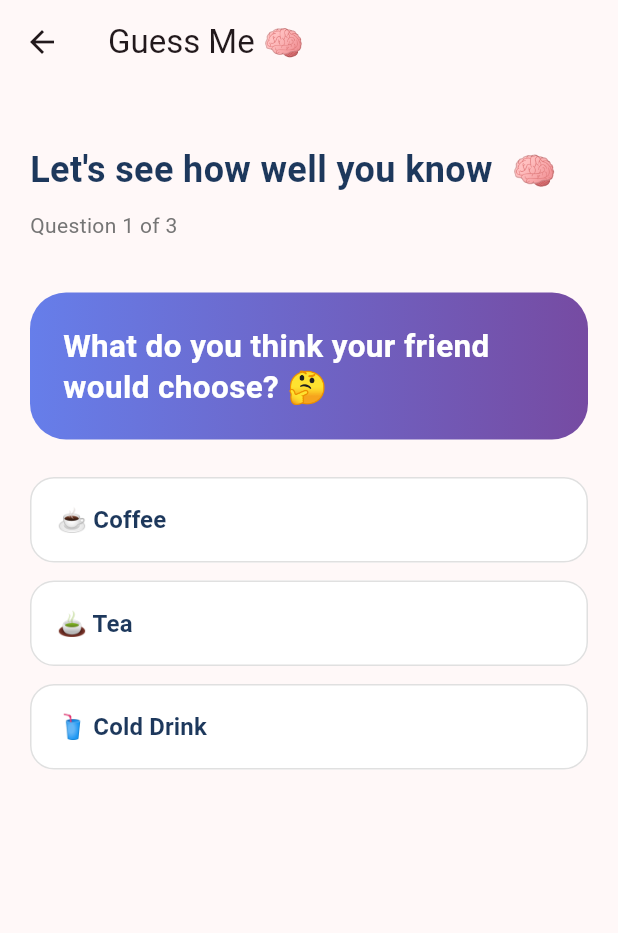
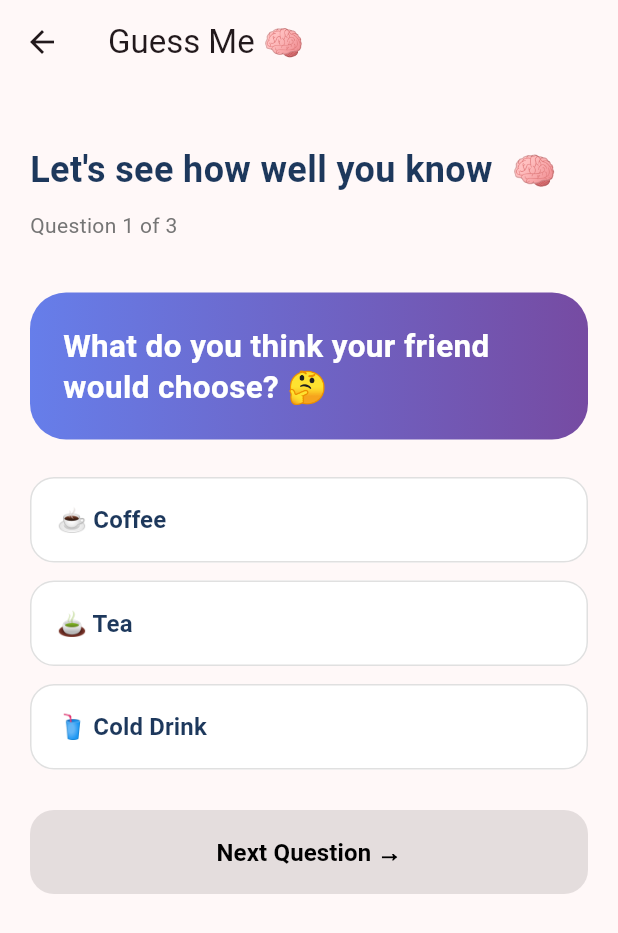
Before and after one commit to vertikaMishra/chit-chat-app, a Flutter app: the GuessMeGameScreen screen opened directly with empty values, on a phone screen of 412 x 824 dp. Shown: the top 933 px of the screen. Run offline on Flutter 3.47's test engine with Material 3 defaults, Android fonts, the phone set to English and light mode, and no system bars; our stand-ins replace cached_network_image, firebase_auth, firebase_core, firebase_database, get, google_fonts and 2 more; accounts and stored records are empty.

Commit message:
Adding new activities...

```diff
--- a/lib/modules/guess_me/guess_me_gamescreen.dart
+++ b/lib/modules/guess_me/guess_me_gamescreen.dart
@@ -2,47 +2,85 @@
 
 import 'package:flutter/material.dart';
 import '../../models/contact_item.dart';
+import 'package:firebase_auth/firebase_auth.dart';
+import 'package:firebase_database/firebase_database.dart';
 
-class GuessMeGameScreen extends StatelessWidget {
+class GuessMeGameScreen extends StatefulWidget {
   final Contact friend;
 
   const GuessMeGameScreen({super.key, required this.friend});
 
-  Widget _answerButton(String answer) {
-    return Container(
-      width: double.infinity,
-      margin: const EdgeInsets.only(bottom: 12),
-      child: OutlinedButton(
-        onPressed: () {
-          // Answer logic will be added next
-        },
-        style: OutlinedButton.styleFrom(
-          padding: const EdgeInsets.symmetric(vertical: 17, horizontal: 18),
-          backgroundColor: Colors.white,
-          side: const BorderSide(color: Color(0xFFE0E0E0)),
-          shape: RoundedRectangleBorder(
-            borderRadius: BorderRadius.circular(16),
-          ),
-        ),
-        child: Align(
-          alignment: Alignment.centerLeft,
-          child: Text(
-            answer,
-            style: const TextStyle(
-              fontSize: 16,
-              color: Color(0xFF1D385C),
-              fontWeight: FontWeight.w600,
-            ),
-          ),
-        ),
-      ),
-    );
+  @override
+  State<GuessMeGameScreen> createState() => _GuessMeGameScreenState();
+}
+
+class _GuessMeGameScreenState extends State<GuessMeGameScreen> {
+  String selectedAnswer = "";
+  int currentQuestion = 0;
+  int score = 0;
+  String? gameId;
+
+  @override
+  void initState() {
+    super.initState();
+    createGame();
   }
+
+  Future<void> saveAnswer(String answer) async {
+    if (gameId == null) return;
+
+    await FirebaseDatabase.instance
+        .ref("guessMe/games/$gameId/answers")
+        .child("creator")
+        .child("q${currentQuestion + 1}")
+        .set(answer);
+  }
+
+  Future<void> createGame() async {
+    final uid = FirebaseAuth.instance.currentUser?.uid;
+
+    if (uid == null) return;
+
+    final gameRef =
+    FirebaseDatabase.instance.ref("guessMe/games").push();
+
+    gameId = gameRef.key;
+
+    await gameRef.set({
+      "creatorUid": uid,
+      "friendUid": widget.friend.uid,
+      "friendName": widget.friend.name,
+      "status": "waiting",
+      "createdAt": ServerValue.timestamp,
+    });
+  }
+
+  final List<Map<String, dynamic>> questions = [
+    {
+      "question": "What do you think your friend would choose? 🤔",
+      "options": ["☕ Coffee", "🍵 Tea", "🥤 Cold Drink"],
+    },
+    {
+      "question": "What would your friend prefer? 🎮",
+      "options": ["🎬 Movies", "🎮 Gaming", "🎵 Music"],
+    },
+    {
+      "question": "Where would your friend rather go? 🌍",
+      "options": ["🏖️ Beach", "🏔️ Mountains", "🏙️ City"],
+    },
+  ];
+
+  final List<String> correctAnswers = [
+    "☕ Coffee",
+    "🎮 Gaming",
+    "🏔️ Mountains",
+  ];
 
   @override
   Widget build(BuildContext context) {
     return Scaffold(
       appBar: AppBar(title: const Text("Guess Me 🧠")),
+
       body: Padding(
         padding: const EdgeInsets.all(20),
         child: Column(
@@ -51,7 +89,8 @@ class GuessMeGameScreen extends StatelessWidget {
             const SizedBox(height: 20),
 
             Text(
-              "Let's see how well you know ${friend.name ?? "your friend"} 🧠",
+              "Let's see how well you know "
+              "${widget.friend.name ?? "your friend"} 🧠",
               style: const TextStyle(
                 fontSize: 24,
                 fontWeight: FontWeight.bold,
@@ -62,7 +101,7 @@ class GuessMeGameScreen extends StatelessWidget {
             const SizedBox(height: 10),
 
             Text(
-              "Question 1 of 3",
+              "Question ${currentQuestion + 1} of ${questions.length}",
               style: TextStyle(fontSize: 14, color: Colors.grey.shade600),
             ),
 
@@ -77,9 +116,9 @@ class GuessMeGameScreen extends StatelessWidget {
                 ),
                 borderRadius: BorderRadius.circular(24),
               ),
-              child: const Text(
-                "What do you think your friend would choose? 🤔",
-                style: TextStyle(
+              child: Text(
+                questions[currentQuestion]["question"],
+                style: const TextStyle(
                   color: Colors.white,
                   fontSize: 21,
                   fontWeight: FontWeight.bold,
@@ -90,12 +129,159 @@ class GuessMeGameScreen extends StatelessWidget {
 
             const SizedBox(height: 25),
 
-            _answerButton("☕ Coffee"),
-            _answerButton("🍵 Tea"),
-            _answerButton("🥤 Cold Drink"),
+            ...List<String>.from(
+              questions[currentQuestion]["options"],
+            ).map((answer) => _answerButton(answer)),
+            const SizedBox(height: 15),
+
+            SizedBox(
+              width: double.infinity,
+              child: ElevatedButton(
+                onPressed: selectedAnswer.isEmpty
+                    ? null
+                    : () async {
+                        await saveAnswer(selectedAnswer);
+                        if (selectedAnswer == correctAnswers[currentQuestion]) {
+                          score++;
+                        }
+
+                        setState(() {
+                          if (currentQuestion < questions.length - 1) {
+                            currentQuestion++;
+                            selectedAnswer = "";
+                          } else {
+                            _showResult();
+                          }
+                        });
+                      },
+                style: ElevatedButton.styleFrom(
+                  padding: const EdgeInsets.symmetric(vertical: 16),
+                  backgroundColor: const Color(0xFFFFC857),
+                  foregroundColor: Colors.white,
+                  shape: RoundedRectangleBorder(
+                    borderRadius: BorderRadius.circular(16),
+                  ),
+                ),
+                child: const Text(
+                  "Next Question →",
+                  style: TextStyle(
+                    fontSize: 16,
+                    fontWeight: FontWeight.bold,
+                    color: Colors.black,
+                  ),
+                ),
+              ),
+            ),
           ],
         ),
       ),
     );
   }
+
+  Widget _answerButton(String answer) {
+    final isSelected = selectedAnswer == answer;
+
+    return Container(
+      width: double.infinity,
+      margin: const EdgeInsets.only(bottom: 12),
+      child: OutlinedButton(
+        onPressed: () {
+          setState(() {
+            selectedAnswer = answer;
+          });
+        },
+        style: OutlinedButton.styleFrom(
+          padding: const EdgeInsets.symmetric(vertical: 17, horizontal: 18),
+          backgroundColor: isSelected ? const Color(0xFF1D385C) : Colors.white,
+          side: BorderSide(
+            color: isSelected
+                ? const Color(0xFF1D385C)
+                : const Color(0xFFE0E0E0),
+          ),
+          shape: RoundedRectangleBorder(
+            borderRadius: BorderRadius.circular(16),
+          ),
+        ),
+        child: Align(
+          alignment: Alignment.centerLeft,
+          child: Text(
+            answer,
+            style: TextStyle(
+              fontSize: 16,
+              color: isSelected ? Colors.white : const Color(0xFF1D385C),
+              fontWeight: FontWeight.w600,
+            ),
+          ),
+        ),
+      ),
+    );
+  }
+
+  void _showResult() {
+    String message;
+
+    if (score == 3) {
+      message = "You know your friend really well! 🥳";
+    } else if (score == 2) {
+      message = "Pretty good! 🔥";
+    } else if (score == 1) {
+      message = "You need to chat more! 😄";
+    } else {
+      message = "Looks like you need to know them better! 😂";
+    }
+
+    showDialog(
+      context: context,
+      barrierDismissible: false,
+      builder: (context) {
+        return AlertDialog(
+          shape: RoundedRectangleBorder(
+            borderRadius: BorderRadius.circular(24),
+          ),
+          title: const Center(
+            child: Text(
+              "🏆 Game Complete!",
+              style: TextStyle(fontWeight: FontWeight.bold),
+            ),
+          ),
+          content: Column(
+            mainAxisSize: MainAxisSize.min,
+            children: [
+              Text(
+                "$score / ${questions.length}",
+                style: const TextStyle(
+                  fontSize: 40,
+                  fontWeight: FontWeight.bold,
+                  color: Color(0xFF1D385C),
+                ),
+              ),
+
+              const SizedBox(height: 10),
+
+              Text(
+                message,
+                textAlign: TextAlign.center,
+                style: const TextStyle(fontSize: 16),
+              ),
+            ],
+          ),
+          actions: [
+            Center(
+              child: ElevatedButton(
+                onPressed: () {
+                  Navigator.pop(context);
+                  Navigator.pop(context);
+                },
+                style: ElevatedButton.styleFrom(
+                  backgroundColor: const Color(0xFFFFC857),
+                  foregroundColor: const Color(0xFF1D385C),
+                ),
+                child: const Text("Done"),
+              ),
+            ),
+          ],
+        );
+      },
+    );
+  }
 }
```
